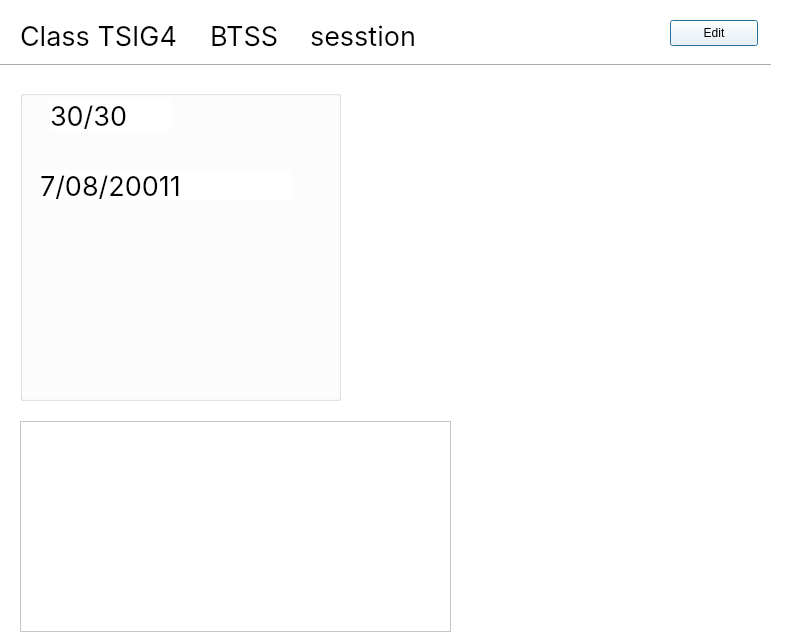
Old version of the form School_System/ui/ViewClassDialog.ui in the repository KasperJack/School-Management-System.
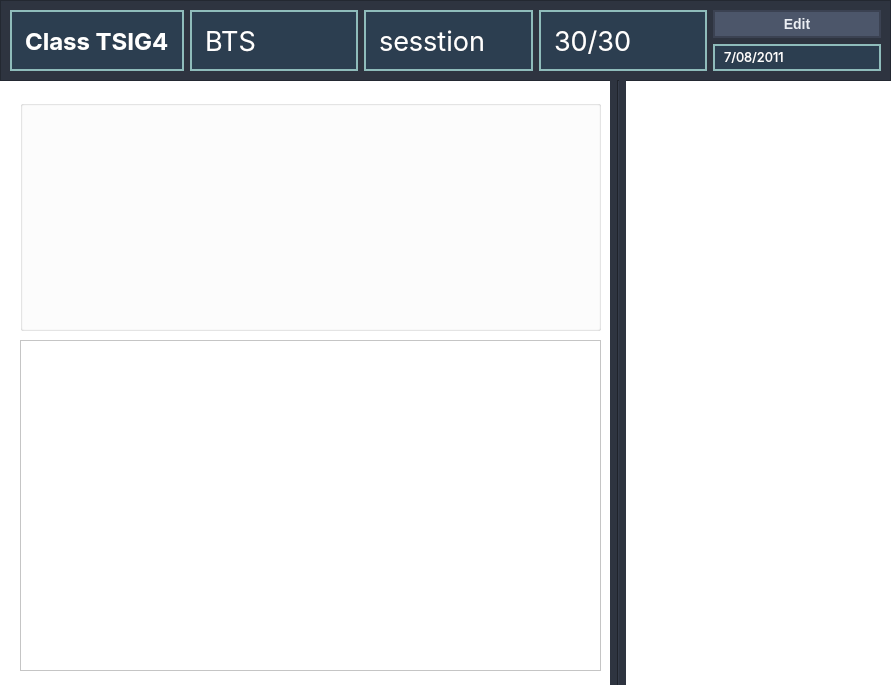
New version of the form.

The edit to the form file:
```diff
--- a/School_System/ui/ViewClassDialog.ui
+++ b/School_System/ui/ViewClassDialog.ui
@@ -6,8 +6,8 @@
    <rect>
     <x>0</x>
     <y>0</y>
-    <width>797</width>
-    <height>638</height>
+    <width>891</width>
+    <height>685</height>
    </rect>
   </property>
   <property name="windowTitle">
@@ -17,144 +17,299 @@
    <string notr="true">color: rgb(0, 0, 0);
 background-color: rgb(255, 255, 255);</string>
   </property>
-  <widget class="Line" name="line">
-   <property name="geometry">
-    <rect>
-     <x>-10</x>
-     <y>50</y>
-     <width>781</width>
-     <height>31</height>
-    </rect>
-   </property>
-   <property name="orientation">
-    <enum>Qt::Orientation::Horizontal</enum>
-   </property>
-  </widget>
-  <widget class="QLabel" name="class_name">
-   <property name="geometry">
-    <rect>
-     <x>20</x>
-     <y>20</y>
-     <width>251</width>
-     <height>31</height>
-    </rect>
-   </property>
-   <property name="font">
-    <font>
-     <family>Inter</family>
-     <pointsize>20</pointsize>
-    </font>
-   </property>
-   <property name="text">
-    <string>Class TSIG4</string>
-   </property>
-  </widget>
   <widget class="QGroupBox" name="groupBox">
    <property name="geometry">
     <rect>
      <x>20</x>
-     <y>90</y>
-     <width>321</width>
-     <height>311</height>
+     <y>100</y>
+     <width>581</width>
+     <height>231</height>
     </rect>
    </property>
    <property name="title">
     <string/>
    </property>
-   <widget class="QLabel" name="max_stud">
-    <property name="geometry">
-     <rect>
-      <x>30</x>
-      <y>10</y>
-      <width>121</width>
-      <height>31</height>
-     </rect>
-    </property>
-    <property name="font">
-     <font>
-      <family>Inter</family>
-      <pointsize>20</pointsize>
-     </font>
-    </property>
-    <property name="text">
-     <string>30/30</string>
-    </property>
-   </widget>
-   <widget class="QLabel" name="creation_date">
-    <property name="geometry">
-     <rect>
-      <x>20</x>
-      <y>80</y>
-      <width>251</width>
-      <height>31</height>
-     </rect>
-    </property>
-    <property name="font">
-     <font>
-      <family>Inter</family>
-      <pointsize>20</pointsize>
-     </font>
-    </property>
-    <property name="text">
-     <string>7/08/20011</string>
-    </property>
-   </widget>
-  </widget>
-  <widget class="QLabel" name="grade">
-   <property name="geometry">
-    <rect>
-     <x>210</x>
-     <y>20</y>
-     <width>251</width>
-     <height>31</height>
-    </rect>
-   </property>
-   <property name="font">
-    <font>
-     <family>Inter</family>
-     <pointsize>20</pointsize>
-    </font>
-   </property>
-   <property name="text">
-    <string>BTSS</string>
-   </property>
-  </widget>
-  <widget class="QLabel" name="sesstion">
-   <property name="geometry">
-    <rect>
-     <x>310</x>
-     <y>20</y>
-     <width>251</width>
-     <height>31</height>
-    </rect>
-   </property>
-   <property name="font">
-    <font>
-     <family>Inter</family>
-     <pointsize>20</pointsize>
-    </font>
-   </property>
-   <property name="text">
-    <string>sesstion</string>
-   </property>
   </widget>
   <widget class="QTableWidget" name="teachers_table">
    <property name="geometry">
     <rect>
      <x>20</x>
-     <y>421</y>
-     <width>431</width>
-     <height>211</height>
+     <y>340</y>
+     <width>581</width>
+     <height>331</height>
     </rect>
    </property>
+   <property name="styleSheet">
+    <string notr="true">
+            QTableWidget {
+                background-color: #2e3440;
+                gridline-color: #2e3440;
+       		alternate-background-color: #2e3440;
+            }
+
+            QHeaderView::section {
+                background-color: #2e3440;
+                padding: 10px;
+					padding-left: 5px;
+                border: none;
+                font-weight: bold;
+                color: #2e3440;
+            }
+
+
+    QTableView::item {
+        border-bottom: 1px solid #E5E7EB;
+        border-right: none;
+    }
+
+/*
+        QTableWidget::item {
+            selection-background-color: transparent;
+            selection-color: black;  */
+
+
+
+
+
+
+    QComboBox {
+        border: 1px solid #ccc; /* Light border */
+        border-radius: 5px; /* Rounded corners */
+        background: #fff; /* White background */
+        padding: 0px 5px; /* Adjust padding for text */
+        font-size: 14px; /* Adjust font size */
+        color: #333; /* Text color */
+
+
+
+    }
+
+    QComboBox::drop-down {
+        border: none; /* No border for the drop-down button */
+        background: transparent; /* Transparent background for drop-down */
+        width: 20px; /* Adjust drop-down button width */
+    }
+
+    QComboBox::down-arrow {
+        width: 10px; /* Default arrow width */
+        height: 10px; /* Default arrow height */
+    }
+
+    QComboBox QAbstractItemView {
+        border: 1px solid #ccc; /* Border around dropdown list */
+        background-color: #f5f5f5; /* Light gray background for dropdown */
+        color: #333; /* Text color in dropdown */
+        selection-background-color: #0078d7; /* Highlight color */
+        selection-color: white; /* Highlighted text color */
+    }
+
+    QComboBox QAbstractItemView::item {
+        padding: 5px; /* Padding for dropdown items */
+    }
+
+    QComboBox QAbstractItemView::item:hover {
+        background-color: #e0e0e0; /* Slightly darker gray on hover */
+        color: #000; /* Black text on hover */
+    }
+
+
+
+
+
+
+
+
+
+
+
+
+
+
+
+
+
+
+
+
+
+
+
+
+
+
+
+
+
+
+
+
+
+
+
+
+
+
+
+
+
+
+
+
+
+
+
+
+
+
+
+
+
+
+
+
+
+
+
+
+            QTableWidget {
+                background-color: white;
+                gridline-color: #E5E7EB;
+       		alternate-background-color: #F9FAFB;
+            }
+
+            QHeaderView::section {
+                background-color: #F3F4F6;
+                padding: 10px;
+					padding-left: 5px;
+                border: none;
+                font-weight: bold;
+                color: #374151;
+            }
+
+
+    QTableView::item {
+        border-bottom: 1px solid #E5E7EB;
+        border-right: none;
+    }
+
+/*
+        QTableWidget::item {
+            selection-background-color: transparent;
+            selection-color: black;  */
+
+
+
+
+
+
+    QComboBox {
+        border: 1px solid #ccc; /* Light border */
+        border-radius: 5px; /* Rounded corners */
+        background: #fff; /* White background */
+        padding: 0px 5px; /* Adjust padding for text */
+        font-size: 14px; /* Adjust font size */
+        color: #333; /* Text color */
+
+
+
+    }
+
+    QComboBox::drop-down {
+        border: none; /* No border for the drop-down button */
+        background: transparent; /* Transparent background for drop-down */
+        width: 20px; /* Adjust drop-down button width */
+    }
+
+    QComboBox::down-arrow {
+        width: 10px; /* Default arrow width */
+        height: 10px; /* Default arrow height */
+    }
+
+    QComboBox QAbstractItemView {
+        border: 1px solid #ccc; /* Border around dropdown list */
+        background-color: #f5f5f5; /* Light gray background for dropdown */
+        color: #333; /* Text color in dropdown */
+        selection-background-color: #0078d7; /* Highlight color */
+        selection-color: white; /* Highlighted text color */
+    }
+
+    QComboBox QAbstractItemView::item {
+        padding: 5px; /* Padding for dropdown items */
+    }
+
+    QComboBox QAbstractItemView::item:hover {
+        background-color: #e0e0e0; /* Slightly darker gray on hover */
+        color: #000; /* Black text on hover */
+    }
+
+
+
+
+
+
+
+
+
+
+
+
+
+
+
+
+
+
+
+
+
+
+
+
+
+
+
+
+
+
+
+
+
+
+
+
+
+
+
+
+
+
+
+
+
+
+
+
+
+
+
+
+
+
+
+
+
+
+
+</string>
+   </property>
   </widget>
   <widget class="QTableWidget" name="students_table">
    <property name="geometry">
     <rect>
-     <x>540</x>
-     <y>90</y>
-     <width>251</width>
-     <height>531</height>
+     <x>640</x>
+     <y>100</y>
+     <width>241</width>
+     <height>571</height>
     </rect>
    </property>
    <property name="styleSheet">
@@ -188,17 +343,190 @@
 </string>
    </property>
   </widget>
-  <widget class="QPushButton" name="pushButton">
+  <widget class="QFrame" name="frame">
    <property name="geometry">
     <rect>
-     <x>670</x>
-     <y>20</y>
-     <width>88</width>
-     <height>26</height>
+     <x>0</x>
+     <y>0</y>
+     <width>891</width>
+     <height>81</height>
     </rect>
    </property>
-   <property name="text">
-    <string>Edit</string>
+   <property name="styleSheet">
+    <string notr="true">    background-color:#2e3440
+</string>
+   </property>
+   <property name="frameShape">
+    <enum>QFrame::Shape::StyledPanel</enum>
+   </property>
+   <property name="frameShadow">
+    <enum>QFrame::Shadow::Raised</enum>
+   </property>
+   <layout class="QGridLayout" name="gridLayout">
+    <item row="0" column="0">
+     <widget class="QLabel" name="class_name">
+      <property name="font">
+       <font>
+        <family>Inter</family>
+        <pointsize>18</pointsize>
+        <bold>true</bold>
+       </font>
+      </property>
+      <property name="styleSheet">
+       <string notr="true">QLabel {
+    color: white;
+    background-color: #2c3e50;  /* Dark background */
+    padding: 6px;
+    text-align: center;
+    border: 2px solid #8fbcbb;  /* Teal border */
+}
+</string>
+      </property>
+      <property name="text">
+       <string>Class TSIG4</string>
+      </property>
+     </widget>
+    </item>
+    <item row="0" column="1">
+     <widget class="QLabel" name="grade">
+      <property name="font">
+       <font>
+        <family>Inter</family>
+        <pointsize>20</pointsize>
+       </font>
+      </property>
+      <property name="styleSheet">
+       <string notr="true">QLabel {
+    color: white;
+    background-color: #2c3e50;  /* Dark background */
+    padding: 6px;
+    text-align: center;
+    border: 2px solid #8fbcbb;  /* Teal border */
+}
+</string>
+      </property>
+      <property name="text">
+       <string>BTS</string>
+      </property>
+     </widget>
+    </item>
+    <item row="0" column="2">
+     <widget class="QLabel" name="sesstion">
+      <property name="font">
+       <font>
+        <family>Inter</family>
+        <pointsize>20</pointsize>
+       </font>
+      </property>
+      <property name="styleSheet">
+       <string notr="true">QLabel {
+    color: white;
+    background-color: #2c3e50;  /* Dark background */
+    padding: 6px;
+    text-align: center;
+    border: 2px solid #8fbcbb;  /* Teal border */
+}</string>
+      </property>
+      <property name="text">
+       <string>sesstion</string>
+      </property>
+     </widget>
+    </item>
+    <item row="0" column="3">
+     <widget class="QLabel" name="max_stud">
+      <property name="font">
+       <font>
+        <family>Inter</family>
+        <pointsize>20</pointsize>
+       </font>
+      </property>
+      <property name="styleSheet">
+       <string notr="true">QLabel {
+    color: white;
+    background-color: #2c3e50;  /* Dark background */
+    padding: 6px;
+    text-align: center;
+    border: 2px solid #8fbcbb;  /* Teal border */
+}</string>
+      </property>
+      <property name="text">
+       <string>30/30</string>
+      </property>
+     </widget>
+    </item>
+    <item row="0" column="4">
+     <layout class="QVBoxLayout" name="verticalLayout">
+      <item>
+       <widget class="QPushButton" name="pushButton">
+        <property name="styleSheet">
+         <string notr="true">QPushButton {
+    color: #ECEFF4;  /* Light text color */
+    background-color: #4C566A;  /* Nord dark gray */
+    font-size: 14px;
+    font-weight: bold;
+    padding: 6px 12px;
+    border: 2px solid #3B4252;  /* Slightly darker border */
+    border-radius: 0px;  /* No rounded corners */
+}
+
+QPushButton:hover {
+    background-color: #434C5E;  /* Slightly lighter gray */
+    border: 2px solid #2E3440;
+}
+
+QPushButton:pressed {
+    background-color: #2E3440;  /* Darker when clicked */
+    border: 2px solid #3B4252;
+}
+</string>
+        </property>
+        <property name="text">
+         <string>Edit</string>
+        </property>
+       </widget>
+      </item>
+      <item>
+       <widget class="QLabel" name="creation_date">
+        <property name="font">
+         <font>
+          <family>Inter</family>
+          <pointsize>10</pointsize>
+         </font>
+        </property>
+        <property name="styleSheet">
+         <string notr="true">QLabel {
+    color: white;
+    background-color: #2c3e50;  /* Dark background */
+    padding: 6px;
+    text-align: center;
+    border: 2px solid #8fbcbb;  /* Teal border */
+}
+</string>
+        </property>
+        <property name="text">
+         <string>7/08/2011</string>
+        </property>
+       </widget>
+      </item>
+     </layout>
+    </item>
+   </layout>
+  </widget>
+  <widget class="Line" name="line">
+   <property name="geometry">
+    <rect>
+     <x>610</x>
+     <y>80</y>
+     <width>16</width>
+     <height>621</height>
+    </rect>
+   </property>
+   <property name="styleSheet">
+    <string notr="true">    background-color:#2e3440
+</string>
+   </property>
+   <property name="orientation">
+    <enum>Qt::Orientation::Vertical</enum>
    </property>
   </widget>
  </widget>
```
